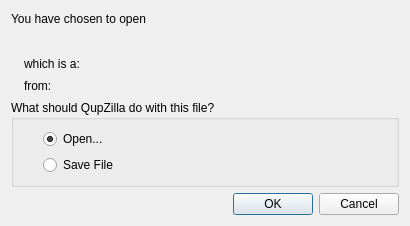
Above: src/downloads/downloadoptionsdialog.ui from QupZilla/qupzilla before the change. Below: the same form after it.
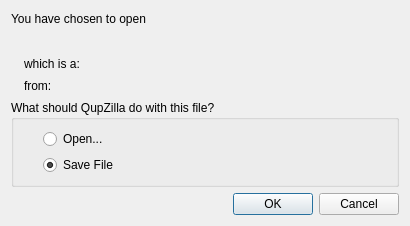
That is the form after the change.

Diff of the .ui file:
```diff
--- a/src/downloads/downloadoptionsdialog.ui
+++ b/src/downloads/downloadoptionsdialog.ui
@@ -137,9 +137,6 @@
         <property name="text">
          <string>Open...</string>
         </property>
-        <property name="checked">
-         <bool>true</bool>
-        </property>
        </widget>
       </item>
       <item row="1" column="1">
@@ -147,6 +144,9 @@
         <property name="text">
          <string>Save File</string>
         </property>
+        <property name="checked">
+         <bool>true</bool>
+        </property>
        </widget>
       </item>
      </layout>
```
